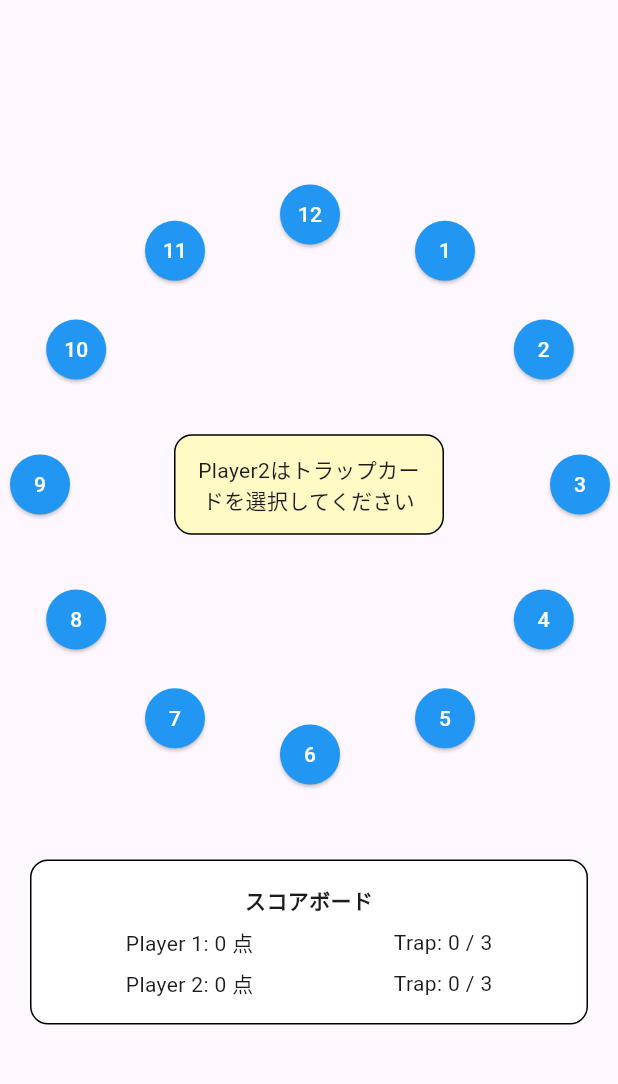
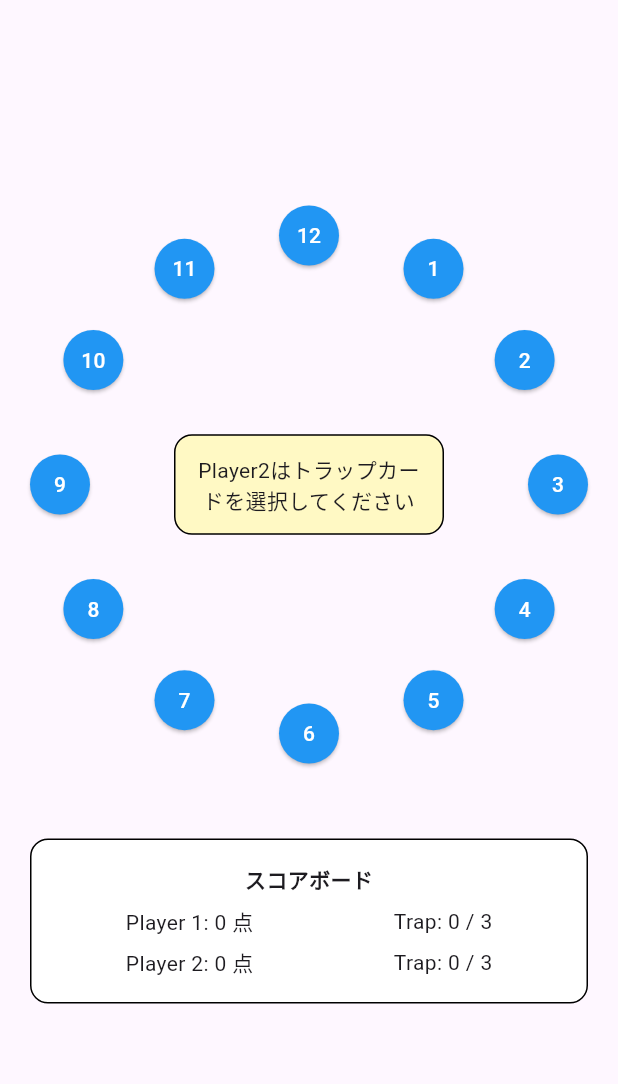
Before and after one commit to taketyan-man/12Bluff, a Flutter app: the screen it shows after launch, on a phone screen of 412 x 824 dp, the part 63-1147 px from its top. Run offline on Flutter 3.47's test engine with Material 3 defaults, Android fonts, the phone set to English and light mode, and no system bars.

Commit message:
refactor buildCircleBoard for responsive layout

```diff
--- a/lib/main.dart
+++ b/lib/main.dart
@@ -82,20 +82,31 @@ class _GamePageState extends State<GamePage> {
   }
 
   Widget buildCircleBoard() {
-    final double radius = 180;
     final double buttonSize = 40;
+    final double maxSize = 480;
+
+    return LayoutBuilder(
+      builder: (context, constraints) {
+        final double screenSize = min(constraints.maxWidth, constraints.maxHeight);
+        final double size = min(screenSize, maxSize);
+        final double radius = size / 2 - buttonSize;
 
         return SizedBox(
-      width: 2 * radius + buttonSize + 40,  // 少し余裕を持たせる
-      height: 2 * radius + buttonSize + 40,
+          width: size,
+          height: size,
           child: Stack(
-        alignment: Alignment.center,
             children: [
-          // カード配置
-          for (int i = 0; i < 12; i++) ...[
-            Positioned(
-              left: radius * cos((2 * pi * i / 12) - pi / 3) + (radius + buttonSize / 2) - (buttonSize / 3),
-              top: radius * sin((2 * pi * i / 12) - pi / 3) + (radius + buttonSize / 2),
+              // --- カード配置 ---
+              ...List.generate(12, (i) {
+                final angle = (2 * pi * i / 12) - pi / 3;
+                final centerX = size / 2;
+                final centerY = size / 2;
+                final x = centerX + radius * cos(angle) - buttonSize / 2;
+                final y = centerY + radius * sin(angle) - buttonSize / 2;
+
+                return Positioned(
+                  left: x,
+                  top: y,
                   child: SizedBox(
                     width: buttonSize,
                     height: buttonSize,
@@ -107,29 +118,28 @@ class _GamePageState extends State<GamePage> {
                                 setState(() {
                                   trapCard = i + 1;
                                   isTrapSettingPhase = false;
-                              message =
-                                  "Player ${isPlayer1Turn ? 1 : 2} はカードを選んでください";
+                                  message = "Player ${isPlayer1Turn ? 1 : 2} はカードを選んでください";
                                 });
                               } else {
                                 playTurn(i + 1);
                               }
                             },
+                      style: ElevatedButton.styleFrom(
+                        shape: const CircleBorder(),
+                        padding: EdgeInsets.zero,
+                        backgroundColor: availableCards.contains(i + 1) ? Colors.blue : Colors.grey,
+                        foregroundColor: Colors.white,
+                      ),
                       child: Text('${i + 1}'),
-                  style: ElevatedButton.styleFrom(
-                    backgroundColor: availableCards.contains(i + 1)
-                    ? Colors.blue
-                    : Colors.grey,
-                    foregroundColor: Colors.white,
-                    shape: const CircleBorder(),
-                    padding: EdgeInsets.zero, // サイズ調整
                     ),
                   ),
-              ),
-            ),
-          ],
+                );
+              }),
 
-      // 中央メッセージ
-          Container(
+              // --- 中央メッセージ ---
+              Align(
+                alignment: Alignment.center,
+                child: Container(
                   padding: const EdgeInsets.all(12),
                   width: 180,
                   decoration: BoxDecoration(
@@ -143,10 +153,14 @@ class _GamePageState extends State<GamePage> {
                     style: const TextStyle(fontSize: 14),
                   ),
                 ),
+              ),
             ],
           ),
         );
+      },
+    );
   }
+
 
   Widget buildScoreBoard() {
     return Container(
```
Lines whose indentation alone changed are shown as unchanged.
